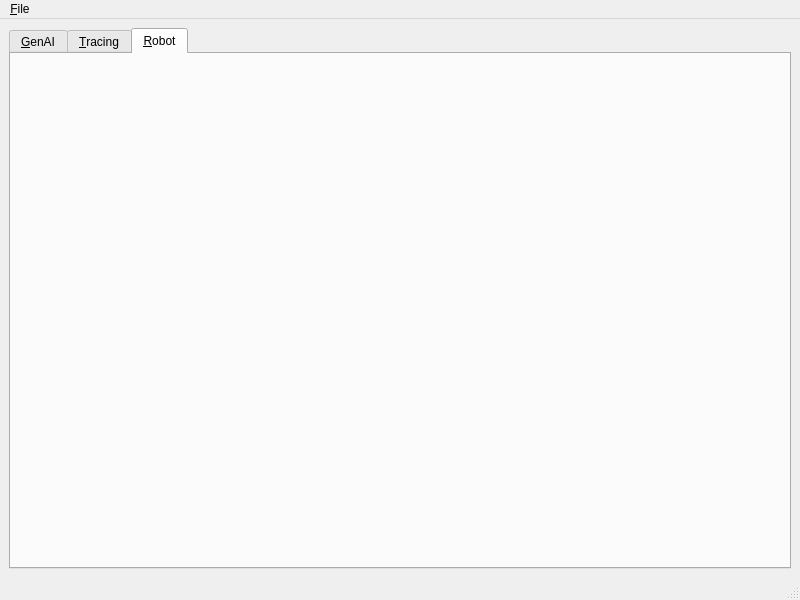
Old version of the form ui/main.ui in the repository Toys-R-Us-Rex/Duckify.
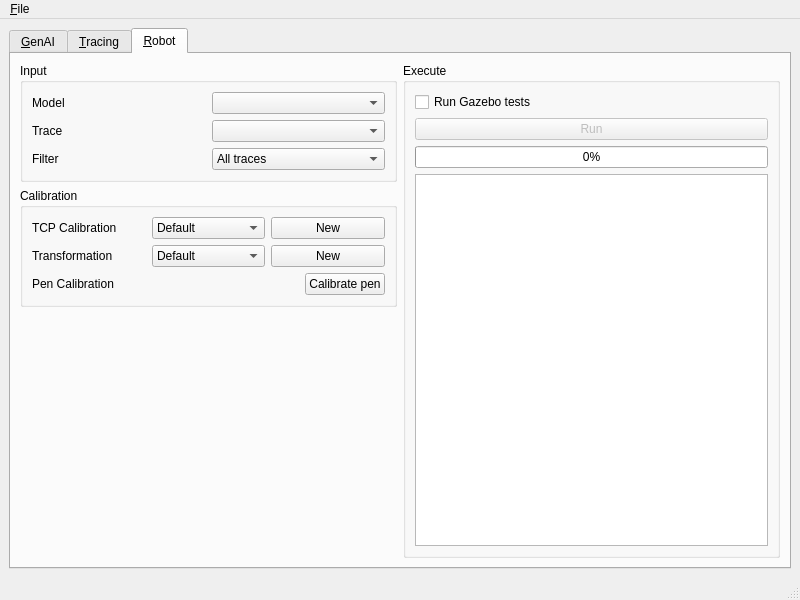
New version of the form. The open tabs and pages were chosen to show the change.

Commit message: feat(ui): add ui elements for robot

Diff of the .ui file:
```diff
--- a/ui/main.ui
+++ b/ui/main.ui
@@ -496,6 +496,244 @@
        <attribute name="title">
         <string>&amp;Robot</string>
        </attribute>
+       <layout class="QHBoxLayout" name="horizontalLayout_14">
+        <item>
+         <layout class="QVBoxLayout" name="verticalLayout_10">
+          <item>
+           <widget class="QGroupBox" name="groupBox_3">
+            <property name="sizePolicy">
+             <sizepolicy hsizetype="Expanding" vsizetype="Preferred">
+              <horstretch>0</horstretch>
+              <verstretch>0</verstretch>
+             </sizepolicy>
+            </property>
+            <property name="title">
+             <string>Input</string>
+            </property>
+            <layout class="QVBoxLayout" name="verticalLayout_15">
+             <item>
+              <layout class="QHBoxLayout" name="horizontalLayout_15">
+               <item>
+                <widget class="QLabel" name="label_4">
+                 <property name="text">
+                  <string>Model</string>
+                 </property>
+                </widget>
+               </item>
+               <item>
+                <widget class="QComboBox" name="robotModel"/>
+               </item>
+              </layout>
+             </item>
+             <item>
+              <layout class="QHBoxLayout" name="horizontalLayout_16">
+               <item>
+                <widget class="QLabel" name="label_6">
+                 <property name="text">
+                  <string>Trace</string>
+                 </property>
+                </widget>
+               </item>
+               <item>
+                <widget class="QComboBox" name="robotTrace"/>
+               </item>
+              </layout>
+             </item>
+             <item>
+              <layout class="QHBoxLayout" name="horizontalLayout_19">
+               <item>
+                <widget class="QLabel" name="label_13">
+                 <property name="text">
+                  <string>Filter</string>
+                 </property>
+                </widget>
+               </item>
+               <item>
+                <widget class="QComboBox" name="robotFilter">
+                 <item>
+                  <property name="text">
+                   <string>All traces</string>
+                  </property>
+                 </item>
+                 <item>
+                  <property name="text">
+                   <string>Only left (Y+)</string>
+                  </property>
+                 </item>
+                 <item>
+                  <property name="text">
+                   <string>Only right (Y-)</string>
+                  </property>
+                 </item>
+                </widget>
+               </item>
+              </layout>
+             </item>
+            </layout>
+           </widget>
+          </item>
+          <item>
+           <widget class="QGroupBox" name="groupBox_9">
+            <property name="sizePolicy">
+             <sizepolicy hsizetype="Expanding" vsizetype="Preferred">
+              <horstretch>0</horstretch>
+              <verstretch>0</verstretch>
+             </sizepolicy>
+            </property>
+            <property name="title">
+             <string>Calibration</string>
+            </property>
+            <layout class="QVBoxLayout" name="verticalLayout_16">
+             <item>
+              <layout class="QHBoxLayout" name="horizontalLayout_17">
+               <item>
+                <widget class="QLabel" name="label_8">
+                 <property name="text">
+                  <string>TCP Calibration</string>
+                 </property>
+                </widget>
+               </item>
+               <item>
+                <widget class="QComboBox" name="robotTCPCalibration">
+                 <item>
+                  <property name="text">
+                   <string>Default</string>
+                  </property>
+                 </item>
+                </widget>
+               </item>
+               <item>
+                <widget class="QPushButton" name="robotNewTCPCalibration">
+                 <property name="text">
+                  <string>New</string>
+                 </property>
+                </widget>
+               </item>
+              </layout>
+             </item>
+             <item>
+              <layout class="QHBoxLayout" name="horizontalLayout_18">
+               <item>
+                <widget class="QLabel" name="label_10">
+                 <property name="text">
+                  <string>Transformation</string>
+                 </property>
+                </widget>
+               </item>
+               <item>
+                <widget class="QComboBox" name="robotTransformation">
+                 <item>
+                  <property name="text">
+                   <string>Default</string>
+                  </property>
+                 </item>
+                </widget>
+               </item>
+               <item>
+                <widget class="QPushButton" name="robotNewTransformation">
+                 <property name="text">
+                  <string>New</string>
+                 </property>
+                </widget>
+               </item>
+              </layout>
+             </item>
+             <item>
+              <layout class="QHBoxLayout" name="horizontalLayout_20">
+               <item>
+                <widget class="QLabel" name="label_14">
+                 <property name="text">
+                  <string>Pen Calibration</string>
+                 </property>
+                </widget>
+               </item>
+               <item>
+                <spacer name="horizontalSpacer">
+                 <property name="orientation">
+                  <enum>Qt::Horizontal</enum>
+                 </property>
+                 <property name="sizeHint" stdset="0">
+                  <size>
+                   <width>40</width>
+                   <height>20</height>
+                  </size>
+                 </property>
+                </spacer>
+               </item>
+               <item>
+                <widget class="QPushButton" name="robotNewPenCalibration">
+                 <property name="text">
+                  <string>Calibrate pen</string>
+                 </property>
+                </widget>
+               </item>
+              </layout>
+             </item>
+            </layout>
+           </widget>
+          </item>
+          <item>
+           <spacer name="verticalSpacer_3">
+            <property name="orientation">
+             <enum>Qt::Vertical</enum>
+            </property>
+            <property name="sizeHint" stdset="0">
+             <size>
+              <width>20</width>
+              <height>40</height>
+             </size>
+            </property>
+           </spacer>
+          </item>
+         </layout>
+        </item>
+        <item>
+         <layout class="QVBoxLayout" name="verticalLayout_11">
+          <item>
+           <widget class="QGroupBox" name="groupBox_10">
+            <property name="sizePolicy">
+             <sizepolicy hsizetype="Expanding" vsizetype="Preferred">
+              <horstretch>0</horstretch>
+              <verstretch>0</verstretch>
+             </sizepolicy>
+            </property>
+            <property name="title">
+             <string>Execute</string>
+            </property>
+            <layout class="QVBoxLayout" name="verticalLayout_17">
+             <item>
+              <widget class="QCheckBox" name="robotEnableGazebo">
+               <property name="text">
+                <string>Run Gazebo tests</string>
+               </property>
+              </widget>
+             </item>
+             <item>
+              <widget class="QPushButton" name="robotRun">
+               <property name="enabled">
+                <bool>false</bool>
+               </property>
+               <property name="text">
+                <string>Run</string>
+               </property>
+              </widget>
+             </item>
+             <item>
+              <widget class="QProgressBar" name="progressBar">
+               <property name="value">
+                <number>0</number>
+               </property>
+              </widget>
+             </item>
+             <item>
+              <widget class="QListWidget" name="robotLogs"/>
+             </item>
+            </layout>
+           </widget>
+          </item>
+         </layout>
+        </item>
+       </layout>
       </widget>
      </widget>
     </item>
```
The commit also changes 6 other files.
